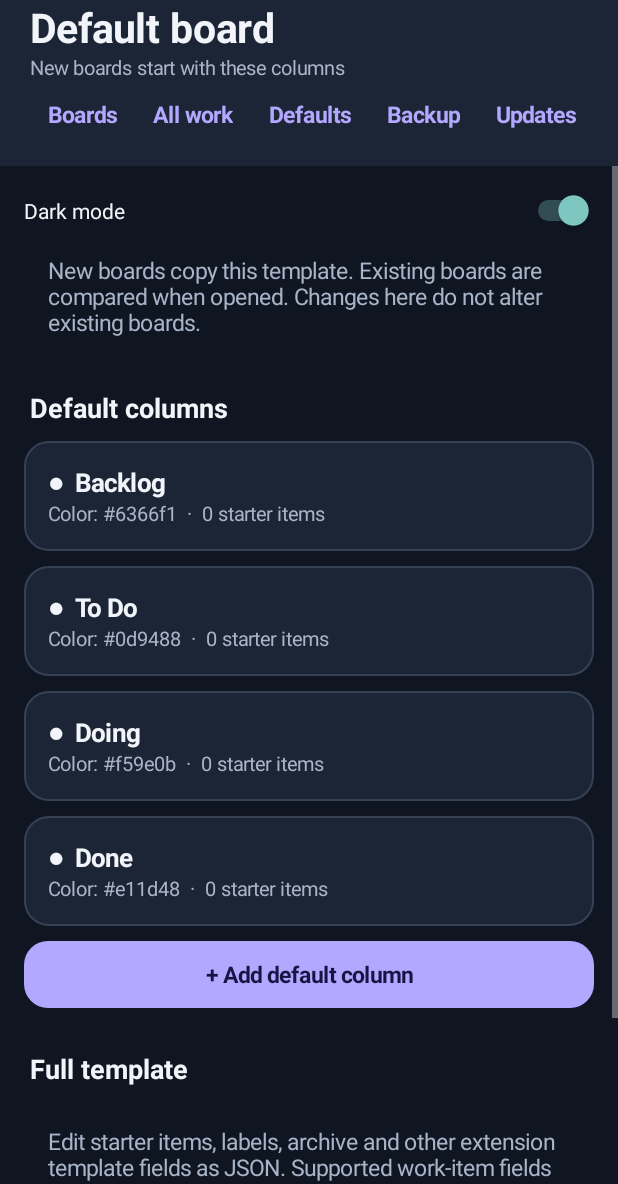
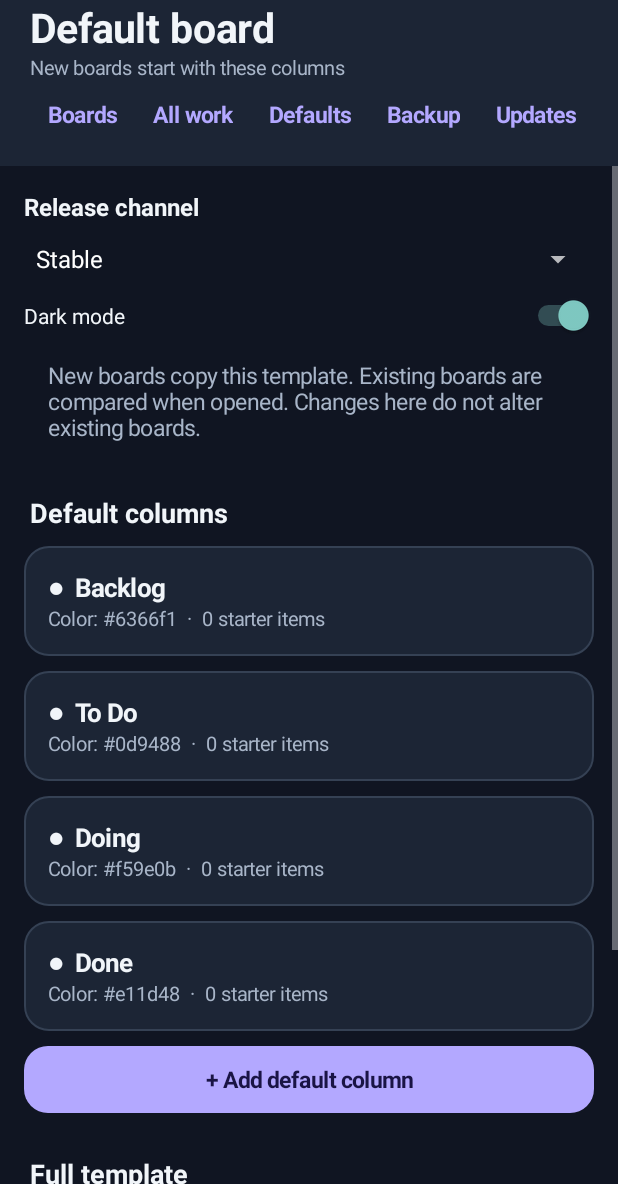
Before and after one commit to ChayseSmith/CodeKanban, an Android app: the screen it shows after launch (MainActivity), after a tap on "Defaults", on a phone screen of 412 x 824 dp, the part 52-1236 px from its top. Run offline under Robolectric (Android 15) with nearby library versions, the phone set to English and light mode, and no system bars; pictures from the network do not load; Roboto replaces fonts that are not available here.

Commit message:
Release Channels

```diff
--- a/android/app/src/main/java/com/battlemanson/codekanban/MainActivity.java
+++ b/android/app/src/main/java/com/battlemanson/codekanban/MainActivity.java
@@ -333,6 +333,11 @@ public class MainActivity extends Activity {
     }
     private void restoreBackup(JSONObject backup){try{JSONObject previous=data;boolean previousDark=getPreferences(MODE_PRIVATE).getBoolean("dark",true);data=backup.getJSONObject("data");getPreferences(MODE_PRIVATE).edit().putBoolean("dark",backup.getBoolean("darkMode")).apply();if(save()){current="";tab="boards";recreate();}else{data=previous;getPreferences(MODE_PRIVATE).edit().putBoolean("dark",previousDark).apply();}}catch(JSONException e){error("Could not restore backup",e.getMessage());}}
     private void defaults(){
+        TextView channelLabel=text("Release channel",16,INK,true);content.addView(channelLabel);
+        Spinner channel=new Spinner(this);channel.setAdapter(new ArrayAdapter<String>(this,android.R.layout.simple_spinner_dropdown_item,new String[]{"Stable","Beta"}));
+        channel.setSelection("beta".equals(getSharedPreferences("app_updates",MODE_PRIVATE).getString("channel","stable"))?1:0);content.addView(channel);
+        channel.setOnItemSelectedListener(new android.widget.AdapterView.OnItemSelectedListener(){public void onNothingSelected(android.widget.AdapterView<?> parent){}public void onItemSelected(android.widget.AdapterView<?> parent,View view,int position,long id){String selected=position==1?"beta":"stable";String previous=getSharedPreferences("app_updates",MODE_PRIVATE).getString("channel","stable");if(!selected.equals(previous)){getSharedPreferences("app_updates",MODE_PRIVATE).edit().putString("channel",selected).apply();new UpdateManager(MainActivity.this).check(true);}}});
+
         Switch theme=new Switch(this);theme.setText("Dark mode");theme.setTextColor(INK);theme.setChecked(dark);theme.setOnCheckedChangeListener((v,on)->{getPreferences(MODE_PRIVATE).edit().putBoolean("dark",on).apply();if(save())recreate();else getPreferences(MODE_PRIVATE).edit().putBoolean("dark",dark).apply();});content.addView(theme);
         empty("New boards copy this template. Existing boards are compared when opened. Changes here do not alter existing boards.");
         try{JSONObject t=template();JSONArray lists=t.getJSONArray("lists");section("Default columns");
--- a/android/app/src/main/java/com/battlemanson/codekanban/UpdateManager.java
+++ b/android/app/src/main/java/com/battlemanson/codekanban/UpdateManager.java
@@ -34,19 +34,26 @@ final class UpdateManager {
             if(status!=200){c.disconnect();throw new IOException("GitHub returned HTTP "+status+". Check that the repository and release are public.");}String type=c.getContentType();if(type!=null&&type.toLowerCase(Locale.ROOT).contains("text/html")){c.disconnect();throw new IOException("The update source returned a web page instead of a release.");}return c;}
         throw new IOException("Too many update redirects.");
     }
+    private String channelUrl(){
+        String channel=activity.getSharedPreferences("app_updates",Activity.MODE_PRIVATE).getString("channel","stable");
+        if(!"beta".equals(channel))channel="stable";
+        return BuildConfig.UPDATE_MANIFEST_URL.replace("/releases/latest/download/", "/releases/download/android-"+channel+"/");
+    }
     void check(boolean manual){
         if(BuildConfig.UPDATE_MANIFEST_URL.isEmpty()){if(manual)message("Updates unavailable","Install an APK built by the GitHub release workflow to enable update checks.");else Toast.makeText(activity,"Updates unavailable in this build",Toast.LENGTH_LONG).show();return;}
         checkTarget=new WeakReference<>(activity);if(manual)MANUAL_REQUESTED.set(true);
         if(!CHECKING.compareAndSet(false,true)){if(manual)Toast.makeText(activity,"Already checking for updates",Toast.LENGTH_SHORT).show();return;}
         if(manual)Toast.makeText(activity,"Checking for updates…",Toast.LENGTH_SHORT).show();
+        final String requestedUrl=channelUrl();
         new Thread(()->{try{
-            HttpURLConnection c=connect(BuildConfig.UPDATE_MANIFEST_URL,"application/json");ByteArrayOutputStream bytes=new ByteArrayOutputStream();try(InputStream in=c.getInputStream()){byte[] buffer=new byte[4096];int n;while((n=in.read(buffer))!=-1){if(bytes.size()+n>65536)throw new IOException("Update metadata is too large.");bytes.write(buffer,0,n);}}finally{c.disconnect();}
+            HttpURLConnection c=connect(requestedUrl,"application/json");ByteArrayOutputStream bytes=new ByteArrayOutputStream();try(InputStream in=c.getInputStream()){byte[] buffer=new byte[4096];int n;while((n=in.read(buffer))!=-1){if(bytes.size()+n>65536)throw new IOException("Update metadata is too large.");bytes.write(buffer,0,n);}}finally{c.disconnect();}
             UpdateManifest manifest=UpdateManifest.parse(bytes.toString("UTF-8"));long version=manifest.version;String name=manifest.name,url=manifest.url,sha=manifest.sha256;
             PackageInfo current=activity.getPackageManager().getPackageInfo(activity.getPackageName(),0);long installed=Build.VERSION.SDK_INT>=28?current.getLongVersionCode():current.versionCode;
+            if(!requestedUrl.equals(channelUrl()))return;
             boolean report=MANUAL_REQUESTED.getAndSet(false);
             if(version>installed)checkUi(target->new AlertDialog.Builder(target).setTitle("Update available").setMessage("Version "+name+" is available. Download it?").setNegativeButton("Later",null).setPositiveButton("Download",(d,w)->new UpdateManager(target).download(version,url,sha)).show());
             else if(report)checkUi(target->new UpdateManager(target).message("You're up to date","No newer published release was found."));
-        }catch(Exception e){boolean report=MANUAL_REQUESTED.getAndSet(false);android.util.Log.w("CodeKanbanUpdate","Update check failed",e);if(report)checkUi(target->new UpdateManager(target).message("Could not check for updates",e.getMessage()));else checkUi(target->Toast.makeText(target,"Could not check for updates. Tap Updates for details.",Toast.LENGTH_LONG).show());}finally{CHECKING.set(false);}},"update-check").start();
+        }catch(Exception e){boolean report=MANUAL_REQUESTED.getAndSet(false);android.util.Log.w("CodeKanbanUpdate","Update check failed",e);if(report)checkUi(target->new UpdateManager(target).message("Could not check for updates",e.getMessage()));else checkUi(target->Toast.makeText(target,"Could not check for updates. Tap Updates for details.",Toast.LENGTH_LONG).show());}finally{CHECKING.set(false);if(!requestedUrl.equals(channelUrl()))checkUi(target->new UpdateManager(target).check(false));}},"update-check").start();
     }
     private void download(long version,String url,String expectedHash){
         if(!DOWNLOADING.compareAndSet(false,true)){Toast.makeText(activity,"An update is already downloading",Toast.LENGTH_SHORT).show();return;}Toast.makeText(activity,"Downloading update…",Toast.LENGTH_LONG).show();
```
Also changed, not shown: 2 other files.
